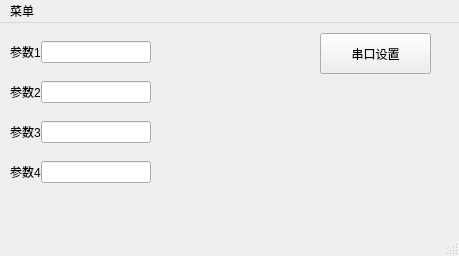
Above: mainwindow.ui from lsr123/SSCAN before the change. Below: the same form after it.
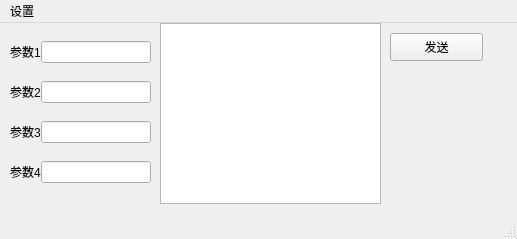
That is the form after the change.

What changed in the file:
```diff
--- a/mainwindow.ui
+++ b/mainwindow.ui
@@ -6,28 +6,15 @@
    <rect>
     <x>0</x>
     <y>0</y>
-    <width>459</width>
-    <height>256</height>
+    <width>517</width>
+    <height>239</height>
    </rect>
   </property>
   <property name="windowTitle">
    <string>主窗口</string>
   </property>
   <widget class="QWidget" name="centralwidget">
-   <widget class="QPushButton" name="pushb">
-    <property name="geometry">
-     <rect>
-      <x>320</x>
-      <y>10</y>
-      <width>111</width>
-      <height>41</height>
-     </rect>
-    </property>
-    <property name="text">
-     <string>串口设置</string>
-    </property>
-   </widget>
-   <widget class="QWidget" name="">
+   <widget class="QWidget" name="layoutWidget">
     <property name="geometry">
      <rect>
       <x>10</x>
@@ -117,19 +104,42 @@
      </item>
     </layout>
    </widget>
+   <widget class="QPushButton" name="mainsendbutton">
+    <property name="geometry">
+     <rect>
+      <x>390</x>
+      <y>10</y>
+      <width>93</width>
+      <height>28</height>
+     </rect>
+    </property>
+    <property name="text">
+     <string>发送</string>
+    </property>
+   </widget>
+   <widget class="QTextEdit" name="maintextSend">
+    <property name="geometry">
+     <rect>
+      <x>160</x>
+      <y>0</y>
+      <width>221</width>
+      <height>181</height>
+     </rect>
+    </property>
+   </widget>
   </widget>
   <widget class="QMenuBar" name="menubar">
    <property name="geometry">
     <rect>
      <x>0</x>
      <y>0</y>
-     <width>459</width>
+     <width>517</width>
      <height>25</height>
     </rect>
    </property>
    <widget class="QMenu" name="menu">
     <property name="title">
-     <string>菜单</string>
+     <string>设置</string>
     </property>
    </widget>
    <widget class="QMenu" name="menu_2">
```
Left out of the diff: 6 changed lines with no effect on the pictures.
